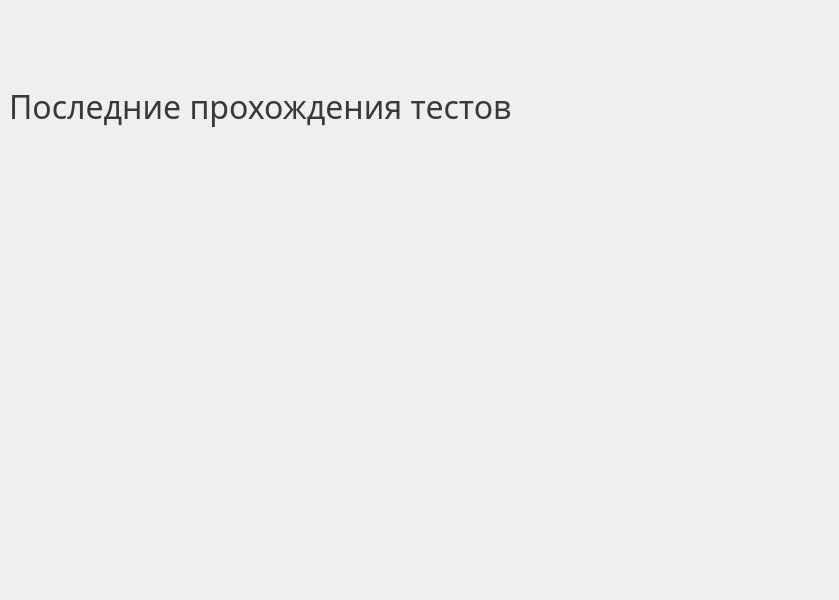
realeedd/techEng, file lessons.ui: the form before one commit.
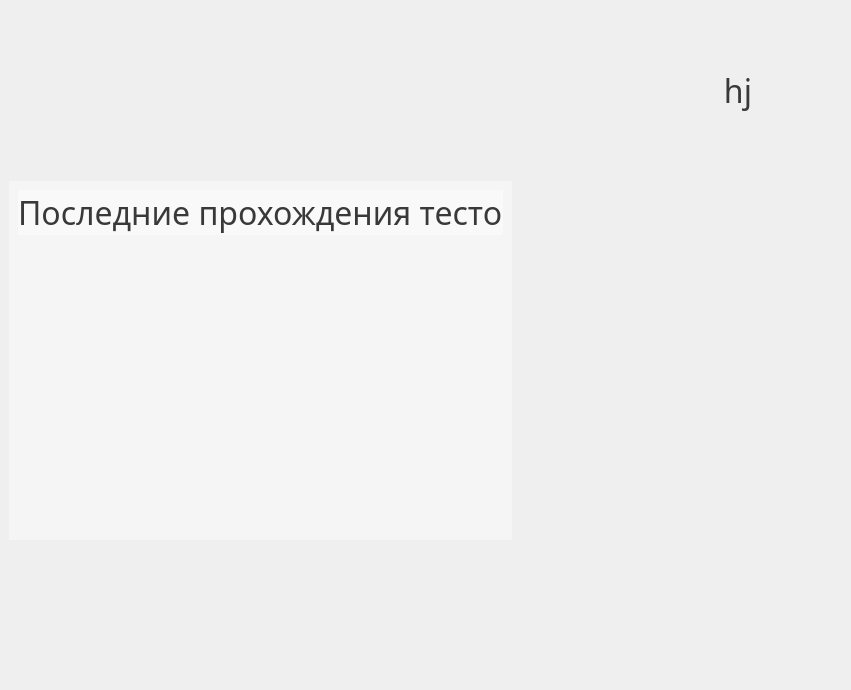
The form after the commit.

The edit to the form file:
```diff
--- a/lessons.ui
+++ b/lessons.ui
@@ -6,13 +6,13 @@
    <rect>
     <x>0</x>
     <y>0</y>
-    <width>839</width>
-    <height>600</height>
+    <width>851</width>
+    <height>690</height>
    </rect>
   </property>
   <property name="minimumSize">
    <size>
-    <width>800</width>
+    <width>850</width>
     <height>600</height>
    </size>
   </property>
@@ -41,15 +41,26 @@
    <item>
     <widget class="QWidget" name="widget" native="true">
      <layout class="QVBoxLayout" name="verticalLayout_4">
+      <property name="spacing">
+       <number>10</number>
+      </property>
       <item>
        <layout class="QHBoxLayout" name="horizontalLayout_2">
+        <property name="spacing">
+         <number>10</number>
+        </property>
+        <item>
+         <layout class="QHBoxLayout" name="horizontalLayout_4">
+          <property name="leftMargin">
+           <number>200</number>
+          </property>
         <item>
          <spacer name="horizontalSpacer">
           <property name="orientation">
            <enum>Qt::Horizontal</enum>
           </property>
           <property name="sizeType">
-           <enum>QSizePolicy::Preferred</enum>
+             <enum>QSizePolicy::MinimumExpanding</enum>
           </property>
           <property name="sizeHint" stdset="0">
            <size>
@@ -60,13 +71,30 @@
          </spacer>
         </item>
         <item>
-         <layout class="QVBoxLayout" name="verticalLayout">
-          <item>
            <widget class="QLabel" name="login">
+            <property name="sizePolicy">
+             <sizepolicy hsizetype="Fixed" vsizetype="Fixed">
+              <horstretch>0</horstretch>
+              <verstretch>0</verstretch>
+             </sizepolicy>
+            </property>
+            <property name="minimumSize">
+             <size>
+              <width>250</width>
+              <height>80</height>
+             </size>
+            </property>
+            <property name="maximumSize">
+             <size>
+              <width>250</width>
+              <height>80</height>
+             </size>
+            </property>
             <property name="font">
              <font>
               <family>Trebuchet MS</family>
-              <pointsize>20</pointsize>
+              <pointsize>24</pointsize>
+              <weight>50</weight>
               <bold>false</bold>
              </font>
             </property>
@@ -74,7 +102,7 @@
              <string notr="true">color: rgb(57, 57, 57)</string>
             </property>
             <property name="text">
-             <string/>
+             <string>hj</string>
             </property>
             <property name="alignment">
              <set>Qt::AlignRight|Qt::AlignTrailing|Qt::AlignVCenter</set>
@@ -82,20 +110,29 @@
            </widget>
           </item>
           <item>
-           <spacer name="verticalSpacer">
-            <property name="orientation">
-             <enum>Qt::Vertical</enum>
+           <widget class="QLabel" name="picture_2">
+            <property name="sizePolicy">
+             <sizepolicy hsizetype="Fixed" vsizetype="Fixed">
+              <horstretch>0</horstretch>
+              <verstretch>0</verstretch>
+             </sizepolicy>
             </property>
-            <property name="sizeType">
-             <enum>QSizePolicy::Expanding</enum>
+            <property name="minimumSize">
+             <size>
+              <width>80</width>
+              <height>80</height>
+             </size>
             </property>
-            <property name="sizeHint" stdset="0">
+            <property name="maximumSize">
              <size>
-              <width>20</width>
-              <height>40</height>
+              <width>80</width>
+              <height>80</height>
              </size>
             </property>
-           </spacer>
+            <property name="text">
+             <string/>
+            </property>
+           </widget>
           </item>
          </layout>
         </item>
@@ -103,7 +140,14 @@
       </item>
       <item>
        <layout class="QHBoxLayout" name="horizontalLayout_3">
+        <property name="spacing">
+         <number>30</number>
+        </property>
         <item>
+         <widget class="QFrame" name="frame">
+          <property name="styleSheet">
+           <string notr="true">background-color:rgba(255, 255, 255, 0.4)</string>
+          </property>
          <layout class="QVBoxLayout" name="verticalLayout_5">
           <property name="spacing">
            <number>30</number>
@@ -114,6 +158,8 @@
              <font>
               <family>Trebuchet MS</family>
               <pointsize>24</pointsize>
+               <weight>50</weight>
+               <bold>false</bold>
              </font>
             </property>
             <property name="styleSheet">
@@ -133,7 +179,8 @@
              </font>
             </property>
             <property name="styleSheet">
-             <string notr="true">color: rgb(57, 57, 57)</string>
+              <string notr="true">color: rgb(57, 57, 57);
+background-color: rgba(255, 255, 255, 0)</string>
             </property>
             <property name="text">
              <string/>
@@ -149,7 +196,8 @@
              </font>
             </property>
             <property name="styleSheet">
-             <string notr="true">color: rgb(57, 57, 57)</string>
+              <string notr="true">color: rgb(57, 57, 57);
+background-color: rgba(255, 255, 255, 0)</string>
             </property>
             <property name="text">
              <string/>
@@ -165,7 +213,8 @@
              </font>
             </property>
             <property name="styleSheet">
-             <string notr="true">color: rgb(57, 57, 57)</string>
+              <string notr="true">color: rgb(57, 57, 57);
+background-color: rgba(255, 255, 255, 0)</string>
             </property>
             <property name="text">
              <string/>
@@ -181,7 +230,8 @@
              </font>
             </property>
             <property name="styleSheet">
-             <string notr="true">color: rgb(57, 57, 57)</string>
+              <string notr="true">color: rgb(57, 57, 57);
+background-color: rgba(255, 255, 255, 0)</string>
             </property>
             <property name="text">
              <string/>
@@ -189,19 +239,20 @@
            </widget>
           </item>
          </layout>
+         </widget>
         </item>
         <item>
          <widget class="QLabel" name="picture">
           <property name="minimumSize">
            <size>
             <width>300</width>
-            <height>300</height>
+            <height>293</height>
            </size>
           </property>
           <property name="maximumSize">
            <size>
             <width>300</width>
-            <height>300</height>
+            <height>293</height>
            </size>
           </property>
           <property name="text">
@@ -214,61 +265,35 @@
       <item>
        <layout class="QHBoxLayout" name="horizontalLayout">
         <property name="spacing">
-         <number>22</number>
+         <number>20</number>
         </property>
         <property name="leftMargin">
-         <number>20</number>
+         <number>0</number>
         </property>
         <property name="topMargin">
          <number>30</number>
         </property>
         <property name="rightMargin">
-         <number>20</number>
+         <number>30</number>
         </property>
         <property name="bottomMargin">
          <number>50</number>
         </property>
         <item>
-         <widget class="QLabel" name="pointTheoryLable">
-          <property name="sizePolicy">
-           <sizepolicy hsizetype="Ignored" vsizetype="Ignored">
-            <horstretch>0</horstretch>
-            <verstretch>0</verstretch>
-           </sizepolicy>
+         <spacer name="horizontalSpacer_2">
+          <property name="orientation">
+           <enum>Qt::Horizontal</enum>
           </property>
-          <property name="minimumSize">
-           <size>
-            <width>30</width>
-            <height>80</height>
-           </size>
+          <property name="sizeType">
+           <enum>QSizePolicy::MinimumExpanding</enum>
           </property>
-          <property name="maximumSize">
+          <property name="sizeHint" stdset="0">
            <size>
-            <width>16777215</width>
-            <height>80</height>
+            <width>280</width>
+            <height>20</height>
            </size>
           </property>
-          <property name="font">
-           <font>
-            <family>Trebuchet MS</family>
-            <pointsize>24</pointsize>
-            <bold>false</bold>
-           </font>
-          </property>
-          <property name="styleSheet">
-           <string notr="true">background: rgba(255, 255, 255, 0.0);
-color: rgb(57, 57, 57)
-
-
-</string>
-          </property>
-          <property name="text">
-           <string/>
-          </property>
-          <property name="alignment">
-           <set>Qt::AlignCenter</set>
-          </property>
-         </widget>
+         </spacer>
         </item>
        </layout>
       </item>
```
Lines whose indentation alone changed are shown as unchanged.
